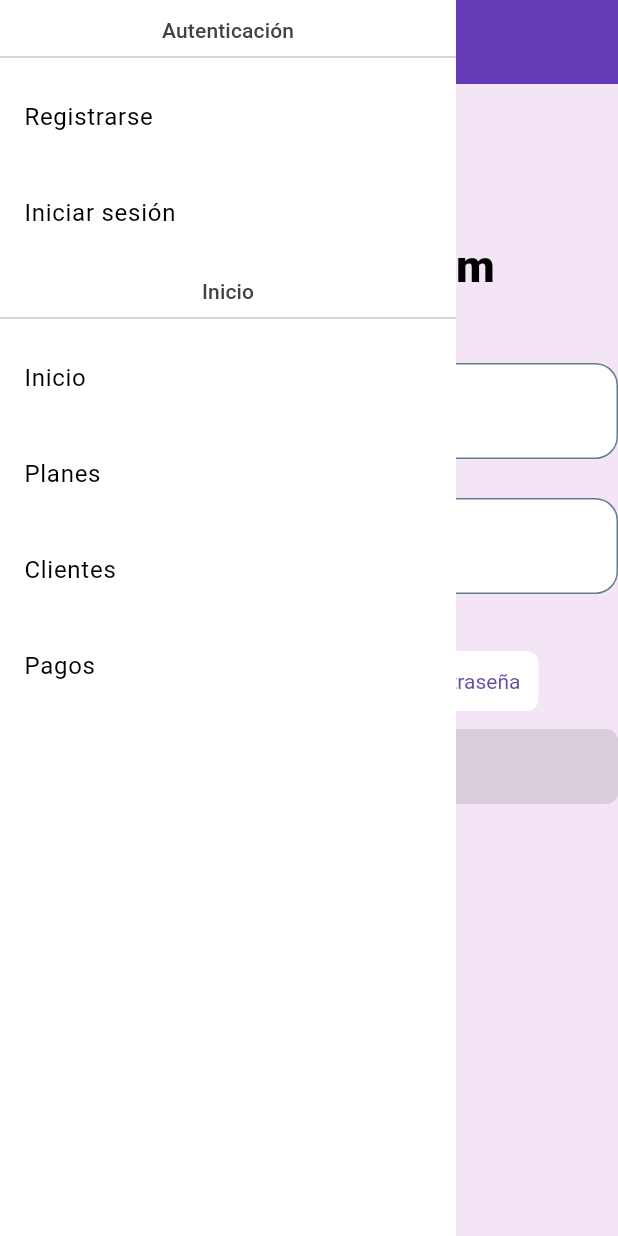
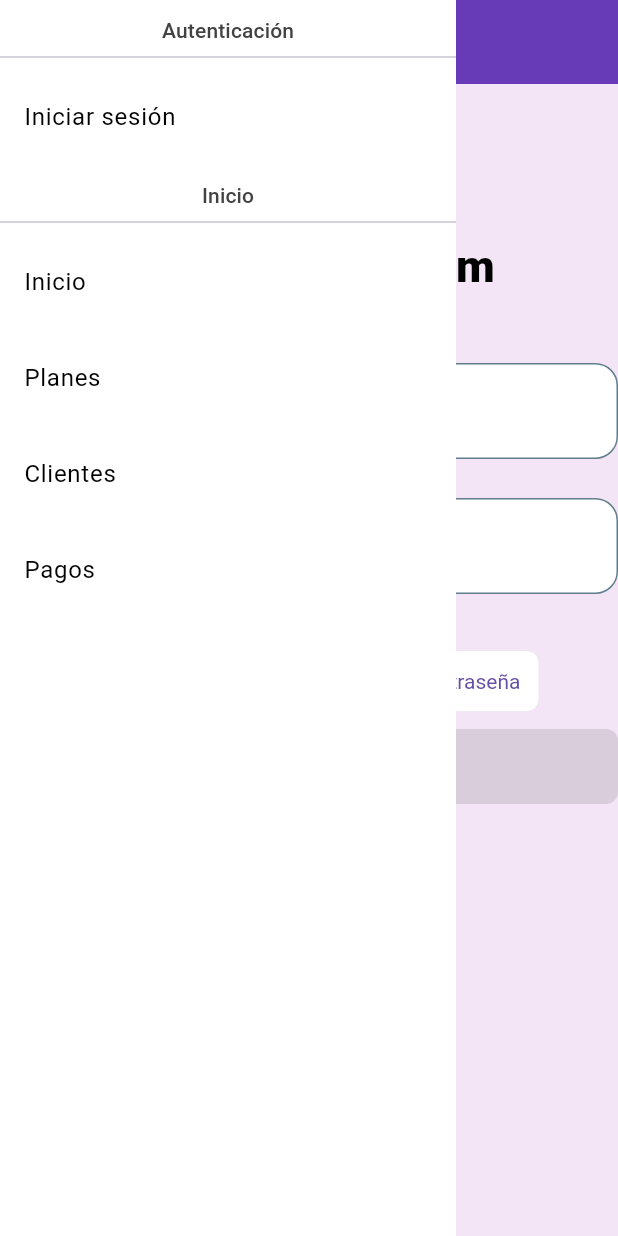
Before and after one commit to DiegoIMM/gym-front, a Flutter app: the LogInPage screen opened by its route, with the side drawer open, on a phone screen of 412 x 824 dp. Run offline on Flutter 3.47's test engine with Material 2 defaults, Android fonts, the light colour scheme and no system bars; drawn by our look-alikes of reactive_forms; our stand-ins replace firebase_core, go_router, shared_preferences; missing offline and left inert: mailto, rut_utils; accounts and stored records are empty.

Commit message:
se limpia vista de login

```diff
--- a/lib/views/main_layout.dart
+++ b/lib/views/main_layout.dart
@@ -35,12 +35,12 @@
                 child: Text('Autenticación',
                     style: Theme.of(context).textTheme.labelLarge)),
             const Divider(),
-            context.watch<AuthService>().isAuthenticated
-                ? Container()
-                : ListTile(
-                    title: const Text('Registrarse'),
-                    onTap: () => context.go('/auth/register'),
-                  ),
+            // context.watch<AuthService>().isAuthenticated
+            //     ? Container()
+            //     : ListTile(
+            //         title: const Text('Registrarse'),
+            //         onTap: () => context.go('/auth/register'),
+            //       ),
             context.watch<AuthService>().isAuthenticated
                 ? Container()
                 : ListTile(
--- a/lib/views/pages/auth/log_in_page.dart
+++ b/lib/views/pages/auth/log_in_page.dart
@@ -1,4 +1,3 @@
-import 'package:flutter/foundation.dart';
 import 'package:flutter/material.dart';
 import 'package:go_router/go_router.dart';
 import 'package:provider/provider.dart';
@@ -22,10 +21,9 @@
 
   final form = FormGroup({
     'email': FormControl<String>(
-        value: kDebugMode ? 'diegomartinezpavez@icloud.com' : '',
-        validators: [Validators.required, Validators.email]),
-    'password': FormControl<String>(
-        value: kDebugMode ? 'q1w2e3r4' : '', validators: [Validators.required]),
+        value: '', validators: [Validators.required, Validators.email]),
+    'password':
+        FormControl<String>(value: '', validators: [Validators.required]),
   });
 
   @override
@@ -40,12 +38,12 @@
                   child: ListView(
                     children: <Widget>[
                       const Icon(
-                        Icons.gavel_rounded,
+                        Icons.fitness_center_rounded,
                         size: 100,
                       ),
                       const Center(
                         child: Text(
-                          'Bienvenido a Gym',
+                          'Bienvenido a Planeta Fitness',
                           style: TextStyle(
                             fontSize: 30,
                             fontWeight: FontWeight.w900,
```
